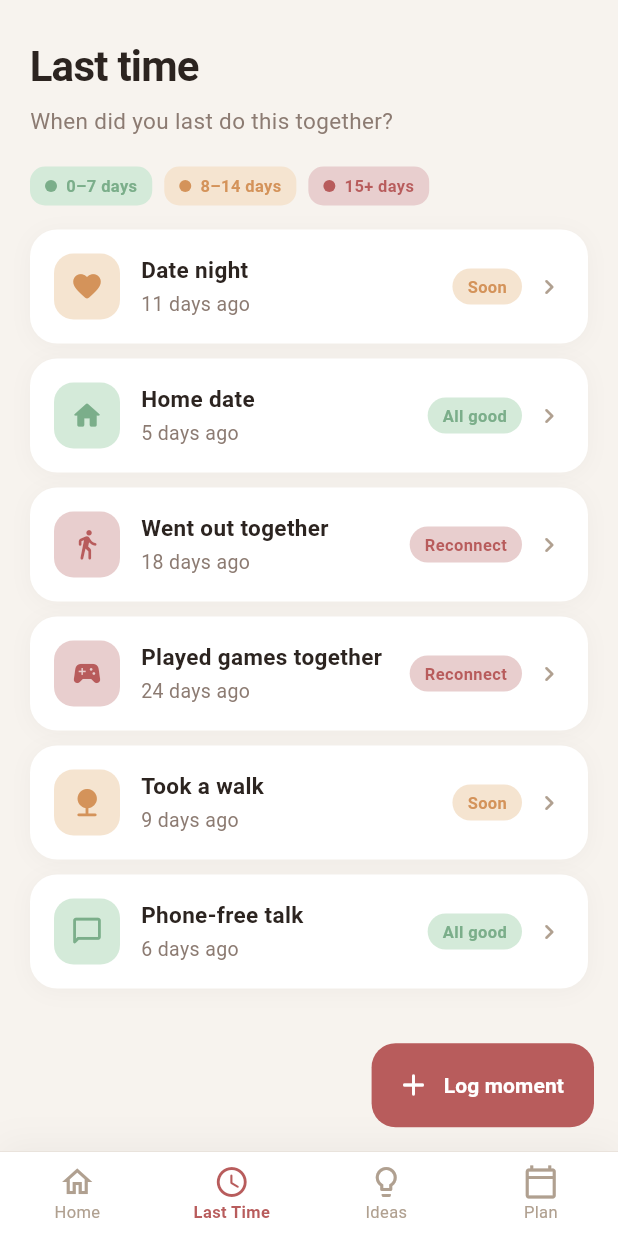
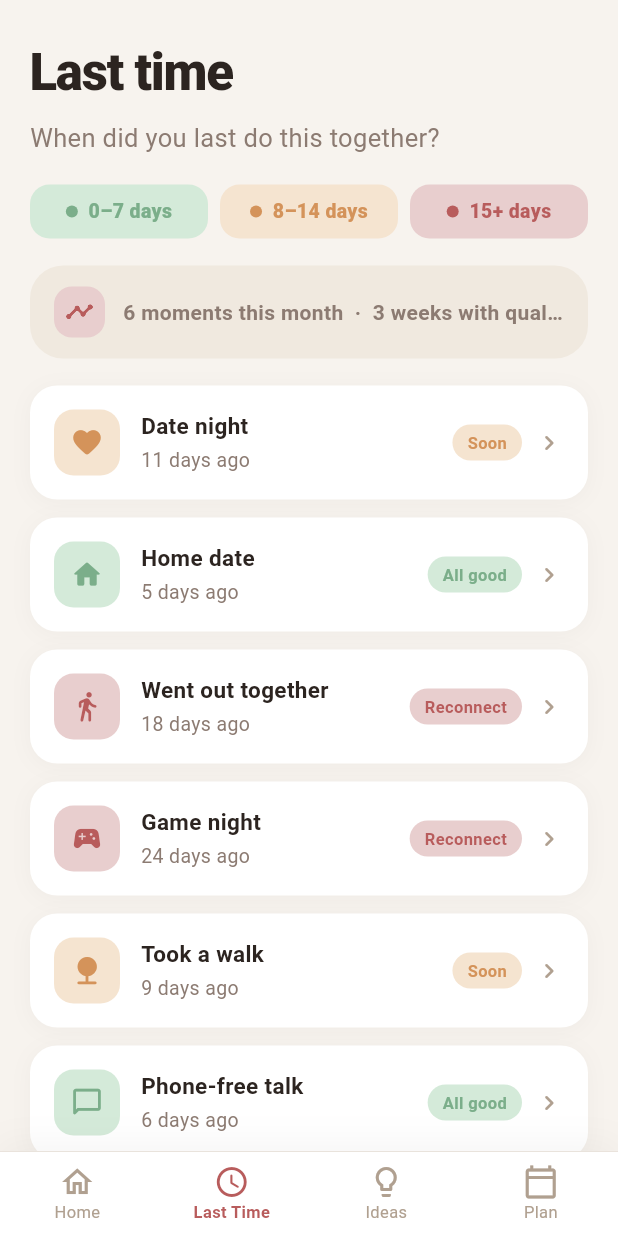
Before and after one commit to mirnoah4-beep/US, a Flutter app: the screen it shows after launch, item 2 of the bottom bar chosen, on a phone screen of 412 x 824 dp. Run offline on Flutter 3.47's test engine with Material 3 defaults, Android fonts, the phone set to English and light mode, and no system bars; Roboto replaces fonts that are missing (SF Pro Display).

Commit message:
Polish Last Time screen

```diff
--- a/lib/models/moment_item.dart
+++ b/lib/models/moment_item.dart
@@ -78,7 +78,7 @@ List<MomentItem> buildInitialMoments() {
     MomentItem(id: 'date_night', title: 'Date night', icon: Icons.favorite_rounded, daysAgo: 11),
     MomentItem(id: 'home_date', title: 'Home date', icon: Icons.home_rounded, daysAgo: 5),
     MomentItem(id: 'went_out', title: 'Went out together', icon: Icons.directions_walk_rounded, daysAgo: 18),
-    MomentItem(id: 'game', title: 'Played games together', icon: Icons.sports_esports_rounded, daysAgo: 24),
+    MomentItem(id: 'game', title: 'Game night', icon: Icons.sports_esports_rounded, daysAgo: 24),
     MomentItem(id: 'walk', title: 'Took a walk', icon: Icons.nature_rounded, daysAgo: 9),
     MomentItem(id: 'no_kids', title: 'Time without kids', icon: Icons.child_friendly_rounded, daysAgo: 31, parentModeOnly: true),
     MomentItem(id: 'phone_free', title: 'Phone-free talk', icon: Icons.chat_bubble_outline_rounded, daysAgo: 6),
--- a/lib/screens/last_time_screen.dart
+++ b/lib/screens/last_time_screen.dart
@@ -1,9 +1,10 @@
 import 'package:flutter/material.dart';
 import 'package:provider/provider.dart';
+
 import '../models/app_state.dart';
 import '../theme/app_theme.dart';
+import '../widgets/log_moment_sheet.dart';
 import '../widgets/moment_tile.dart';
-import '../widgets/log_moment_sheet.dart';
 
 class LastTimeScreen extends StatelessWidget {
   const LastTimeScreen({super.key});
@@ -14,56 +15,54 @@ class LastTimeScreen extends StatelessWidget {
     final moments = state.visibleMoments;
 
     return Scaffold(
+      backgroundColor: AppTheme.background,
       body: SafeArea(
         child: ListView(
-          padding: const EdgeInsets.symmetric(horizontal: 20),
+          padding: const EdgeInsets.fromLTRB(20, 24, 20, 120),
           children: [
-            const SizedBox(height: 24),
-            _buildHeader(context),
+            _buildHeader(),
             const SizedBox(height: 20),
             _buildLegend(),
-            const SizedBox(height: 16),
-            ...moments.map((item) => Padding(
-                  padding: const EdgeInsets.only(bottom: 10),
+            const SizedBox(height: 18),
+            _buildCompactStats(),
+            const SizedBox(height: 18),
+            ...moments.map(
+              (item) => Padding(
+                padding: const EdgeInsets.only(bottom: 12),
                 child: MomentTile(
                   item: item,
                   onTap: () => _openDetailSheet(context, item.id, state),
                 ),
-                )),
-            const SizedBox(height: 80),
+              ),
+            ),
+            const SizedBox(height: 16),
+            _buildLogButton(context, state),
           ],
         ),
-      ),
-      floatingActionButton: FloatingActionButton.extended(
-        onPressed: () => _openLogSheet(context, state),
-        backgroundColor: AppTheme.accentRose,
-        foregroundColor: AppTheme.white,
-        elevation: 0,
-        icon: const Icon(Icons.add_rounded),
-        label: const Text('Log moment', style: TextStyle(fontWeight: FontWeight.w600)),
       ),
     );
   }
 
-  Widget _buildHeader(BuildContext context) {
-    return Column(
+  Widget _buildHeader() {
+    return const Column(
       crossAxisAlignment: CrossAxisAlignment.start,
-      children: const [
+      children: [
         Text(
           'Last time',
           style: TextStyle(
             color: AppTheme.textPrimary,
-            fontSize: 28,
-            fontWeight: FontWeight.w700,
-            letterSpacing: -0.5,
+            fontSize: 34,
+            fontWeight: FontWeight.w800,
+            letterSpacing: -0.8,
           ),
         ),
-        SizedBox(height: 6),
+        SizedBox(height: 8),
         Text(
           'When did you last do this together?',
           style: TextStyle(
             color: AppTheme.textSecondary,
-            fontSize: 15,
+            fontSize: 17,
+            height: 1.3,
           ),
         ),
       ],
@@ -83,16 +82,103 @@ class LastTimeScreen extends StatelessWidget {
   }
 
   Widget _legendChip(Color color, Color bg, String label) {
+    return Expanded(
+      child: Container(
+        height: 36,
+        padding: const EdgeInsets.symmetric(horizontal: 10),
+        decoration: BoxDecoration(
+          color: bg,
+          borderRadius: BorderRadius.circular(13),
+        ),
+        child: Row(
+          mainAxisAlignment: MainAxisAlignment.center,
+          children: [
+            Container(
+              width: 8,
+              height: 8,
+              decoration: BoxDecoration(color: color, shape: BoxShape.circle),
+            ),
+            const SizedBox(width: 7),
+            Flexible(
+              child: Text(
+                label,
+                overflow: TextOverflow.ellipsis,
+                style: TextStyle(
+                  color: color,
+                  fontSize: 13,
+                  fontWeight: FontWeight.w800,
+                ),
+              ),
+            ),
+          ],
+        ),
+      ),
+    );
+  }
+
+  Widget _buildCompactStats() {
     return Container(
-      padding: const EdgeInsets.symmetric(horizontal: 10, vertical: 5),
-      decoration: BoxDecoration(color: bg, borderRadius: BorderRadius.circular(10)),
+      width: double.infinity,
+      decoration: BoxDecoration(
+        color: AppTheme.cardBeige,
+        borderRadius: BorderRadius.circular(22),
+      ),
+      padding: const EdgeInsets.symmetric(horizontal: 16, vertical: 14),
       child: Row(
-        mainAxisSize: MainAxisSize.min,
         children: [
-          Container(width: 8, height: 8, decoration: BoxDecoration(color: color, shape: BoxShape.circle)),
-          const SizedBox(width: 6),
-          Text(label, style: TextStyle(color: color, fontSize: 11, fontWeight: FontWeight.w600)),
+          Container(
+            width: 34,
+            height: 34,
+            decoration: BoxDecoration(
+              color: AppTheme.accentRoseLight,
+              borderRadius: BorderRadius.circular(12),
+            ),
+            child: const Icon(
+              Icons.timeline_rounded,
+              color: AppTheme.accentRose,
+              size: 19,
+            ),
+          ),
+          const SizedBox(width: 12),
+          const Expanded(
+            child: Text(
+              '6 moments this month  ·  3 weeks with quality time',
+              maxLines: 1,
+              overflow: TextOverflow.ellipsis,
+              style: TextStyle(
+                color: AppTheme.textSecondary,
+                fontSize: 14,
+                fontWeight: FontWeight.w700,
+              ),
+            ),
+          ),
         ],
+      ),
+    );
+  }
+
+  Widget _buildLogButton(BuildContext context, AppState state) {
+    return SizedBox(
+      width: double.infinity,
+      height: 58,
+      child: ElevatedButton.icon(
+        onPressed: () => _openLogSheet(context, state),
+        icon: const Icon(Icons.add_rounded, size: 28),
+        label: const Text(
+          'Log moment',
+          style: TextStyle(
+            fontSize: 17,
+            fontWeight: FontWeight.w800,
+          ),
+        ),
+        style: ElevatedButton.styleFrom(
+          backgroundColor: AppTheme.accentRose,
+          foregroundColor: AppTheme.white,
+          elevation: 0,
+          shape: RoundedRectangleBorder(
+            borderRadius: BorderRadius.circular(22),
+          ),
+        ),
       ),
     );
   }
@@ -111,6 +197,7 @@ class LastTimeScreen extends StatelessWidget {
 
   void _openDetailSheet(BuildContext context, String momentId, AppState state) {
     final item = state.moments.firstWhere((m) => m.id == momentId);
+
     showModalBottomSheet(
       context: context,
       isScrollControlled: true,
@@ -120,38 +207,67 @@ class LastTimeScreen extends StatelessWidget {
           color: AppTheme.background,
           borderRadius: BorderRadius.vertical(top: Radius.circular(28)),
         ),
-        padding: EdgeInsets.fromLTRB(24, 16, 24, MediaQuery.of(context).viewInsets.bottom + 36),
+        padding: EdgeInsets.fromLTRB(
+          24,
+          16,
+          24,
+          MediaQuery.of(context).viewInsets.bottom + 36,
+        ),
         child: Column(
           mainAxisSize: MainAxisSize.min,
           crossAxisAlignment: CrossAxisAlignment.start,
           children: [
             Center(
               child: Container(
-                width: 40, height: 4,
-                decoration: BoxDecoration(color: AppTheme.divider, borderRadius: BorderRadius.circular(2)),
+                width: 40,
+                height: 4,
+                decoration: BoxDecoration(
+                  color: AppTheme.divider,
+                  borderRadius: BorderRadius.circular(2),
+                ),
               ),
             ),
             const SizedBox(height: 20),
             Row(
               children: [
                 Container(
-                  width: 52, height: 52,
-                  decoration: BoxDecoration(color: item.statusBgColor, borderRadius: BorderRadius.circular(16)),
+                  width: 52,
+                  height: 52,
+                  decoration: BoxDecoration(
+                    color: item.statusBgColor,
+                    borderRadius: BorderRadius.circular(16),
+                  ),
                   child: Icon(item.icon, color: item.statusColor, size: 26),
                 ),
                 const SizedBox(width: 14),
-                Column(
+                Expanded(
+                  child: Column(
                     crossAxisAlignment: CrossAxisAlignment.start,
                     children: [
-                    Text(item.title, style: const TextStyle(color: AppTheme.textPrimary, fontSize: 18, fontWeight: FontWeight.w700)),
-                    Text(item.daysAgoLabel, style: const TextStyle(color: AppTheme.textSecondary, fontSize: 14)),
+                      Text(
+                        item.title,
+                        style: const TextStyle(
+                          color: AppTheme.textPrimary,
+                          fontSize: 18,
+                          fontWeight: FontWeight.w700,
+                        ),
+                      ),
+                      Text(
+                        item.daysAgoLabel,
+                        style: const TextStyle(
+                          color: AppTheme.textSecondary,
+                          fontSize: 14,
+                        ),
+                      ),
                     ],
+                  ),
                 ),
               ],
             ),
             const SizedBox(height: 24),
             SizedBox(
               width: double.infinity,
+              height: 50,
               child: ElevatedButton(
                 onPressed: () {
                   state.logMoment(momentId);
@@ -161,7 +277,9 @@ class LastTimeScreen extends StatelessWidget {
                       content: const Text('Nice. Small moments keep love strong.'),
                       behavior: SnackBarBehavior.floating,
                       backgroundColor: AppTheme.textPrimary,
-                      shape: RoundedRectangleBorder(borderRadius: BorderRadius.circular(12)),
+                      shape: RoundedRectangleBorder(
+                        borderRadius: BorderRadius.circular(12),
+                      ),
                     ),
                   );
                 },
```
Lines whose indentation alone changed are shown as unchanged.
